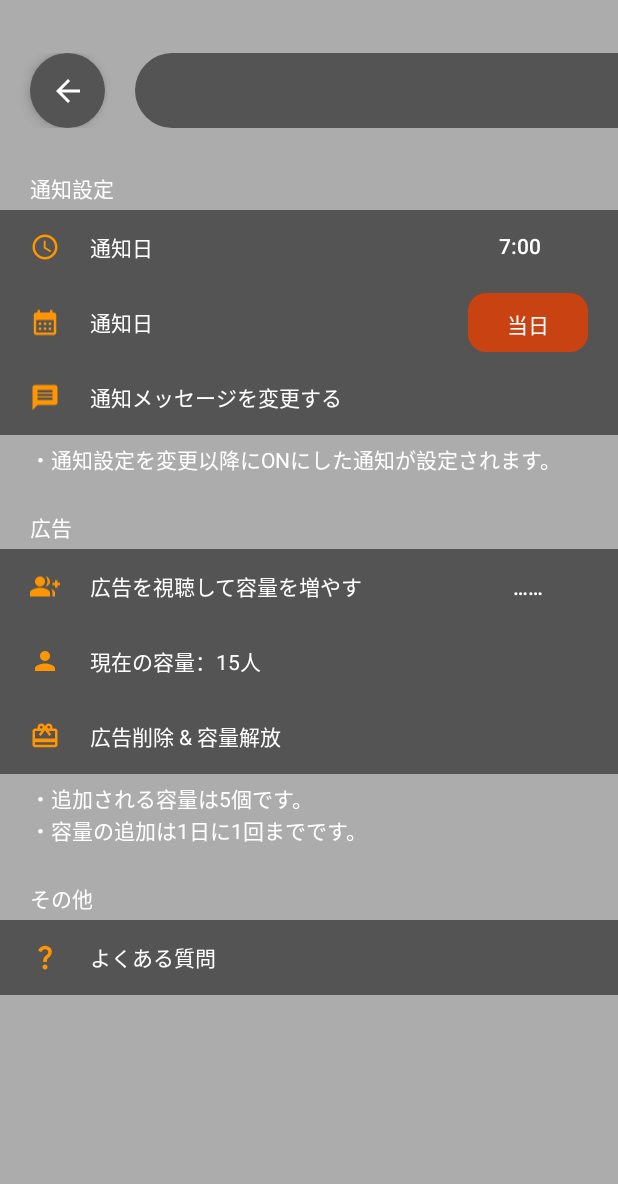
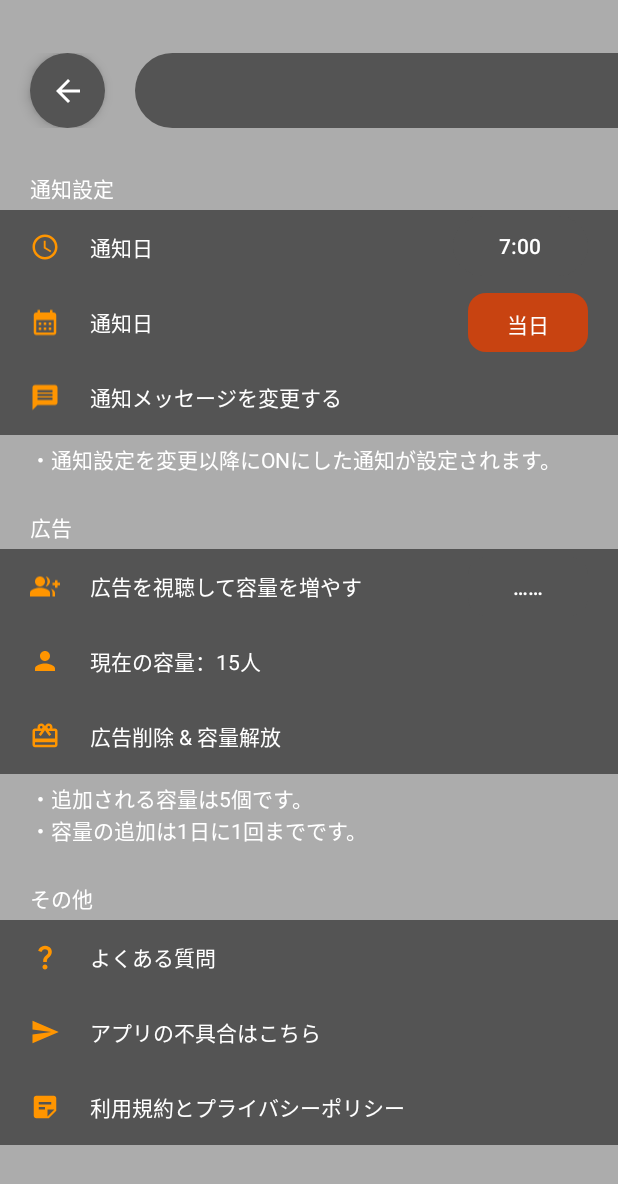
Before and after one commit to amefure/MinnanoTanjyoubi-Android, an Android app built with Jetpack Compose: the screen it shows after launch (MainActivity), after a tap on an icon or button, on a phone screen of 412 x 824 dp. Shown: the top 1184 px of the screen. Run offline under Robolectric (Android 15) with nearby library versions, the phone set to English and light mode, and no system bars; our stand-ins replace AdMob, Dagger/Hilt's generated code, Room's generated code, RxJava; pictures from the network do not load; 4 statements that could not run were skipped.

Commit message:
設定画面にリンクを追加

```diff
--- a/app/src/main/java/com/amefure/minnanotanjyoubi/View/Fragment/Setting/FaqFragment.kt
+++ b/app/src/main/java/com/amefure/minnanotanjyoubi/View/Fragment/Setting/FaqFragment.kt
@@ -34,7 +34,7 @@ class FaqFragment : Fragment() {
         FaqItem("通知が届かないのですがなぜですか？", "通知が届かない場合は、このアプリに対して通知が許可されていない可能性があります。\n端末の設定アプリから「アプリ」＞「みんなの誕生日」＞「通知」がONになっていることを確認してください。"),
         FaqItem("通知時間やメッセージを変更したのに反映されません。", "通知設定の変更内容は設定を変更後に通知登録した通知に反映されます。\n既にONになっている場合はお手数ですがON→OFF→ONと操作してください。"),
         FaqItem("登録できる人数は何人ですか？", "登録できる人数は制限されています。\nですが広告を視聴していただくことで追加することも可能です。"),
-        FaqItem("○○な機能を追加してほしい", "アプリのレビューもしくは「利用規約」のWebサイトのお問い合わせフォームからフィードバックをいただけるとできる限り対処いたします。\nしかしご要望に添えない可能性があることをご了承ください。"),
+        FaqItem("○○な機能を追加してほしい", "設定画面の「不具合はこちら」をクリックしWebサイトのお問い合わせフォームからフィードバックをいただけるとできる限り対処いたします。\nしかしご要望に添えない可能性があることをご了承ください。"),
     )
 
     override fun onCreateView(
--- a/app/src/main/java/com/amefure/minnanotanjyoubi/View/Fragment/Setting/SettingFragment.kt
+++ b/app/src/main/java/com/amefure/minnanotanjyoubi/View/Fragment/Setting/SettingFragment.kt
@@ -3,6 +3,8 @@ package com.amefure.minnanotanjyoubi.View.Fragment.Setting
 import android.app.AlertDialog
 import android.app.TimePickerDialog
 import android.content.Context
+import android.content.Intent
+import android.net.Uri
 import android.os.Bundle
 import android.util.Log
 import android.view.Gravity
@@ -29,6 +31,7 @@ import com.google.android.gms.ads.rewarded.RewardedAd
 import com.google.android.gms.ads.rewarded.RewardedAdLoadCallback
 import kotlinx.coroutines.launch
 import java.util.Calendar
+import androidx.core.net.toUri
 
 class SettingFragment : Fragment() {
     private lateinit var dataStoreManager: DataStoreManager
@@ -179,6 +182,18 @@ class SettingFragment : Fragment() {
                 addToBackStack(null)
                 commit()
             }
+        }
+
+        binding.appIssueLayout.setOnClickListener {
+            val uri = "https://appdev-room.com/contact".toUri()
+            val intent = Intent(Intent.ACTION_VIEW,uri)
+            startActivity(intent)
+        }
+
+        binding.privacyPolicyLayout.setOnClickListener {
+            val uri = "https://appdev-room.com/app-terms-of-service".toUri()
+            val intent = Intent(Intent.ACTION_VIEW,uri)
+            startActivity(intent)
         }
     }
 
--- /dev/null
+++ b/app/src/main/res/drawable/ic_send.xml
@@ -0,0 +1,5 @@
+<vector xmlns:android="http://schemas.android.com/apk/res/android" android:autoMirrored="true" android:height="24dp" android:tint="#FF9500" android:viewportHeight="24" android:viewportWidth="24" android:width="24dp">
+
+    <path android:fillColor="@android:color/white" android:pathData="M2.01,21L23,12 2.01,3 2,10l15,2 -15,2z"/>
+
+</vector>
--- /dev/null
+++ b/app/src/main/res/drawable/ic_sticky_note.xml
@@ -0,0 +1,5 @@
+<vector xmlns:android="http://schemas.android.com/apk/res/android" android:autoMirrored="true" android:height="24dp" android:tint="#FF9500" android:viewportHeight="24" android:viewportWidth="24" android:width="24dp">
+
+    <path android:fillColor="@android:color/white" android:pathData="M19,3H4.99C3.89,3 3,3.9 3,5l0.01,14c0,1.1 0.89,2 1.99,2h10l6,-6V5C21,3.9 20.1,3 19,3zM7,8h10v2H7V8zM12,14H7v-2h5V14zM14,19.5V14h5.5L14,19.5z"/>
+
+</vector>
--- a/app/src/main/res/layout/fragment_setting.xml
+++ b/app/src/main/res/layout/fragment_setting.xml
@@ -383,6 +383,63 @@
 
             </LinearLayout>
 
+            <LinearLayout
+                android:id="@+id/app_issue_layout"
+                android:layout_width="match_parent"
+                android:layout_height="50dp"
+                android:background="@color/thema_gray_dark"
+                android:orientation="horizontal">
+
+                <ImageView
+                    android:layout_width="20dp"
+                    android:layout_height="20dp"
+                    android:layout_gravity="center"
+                    android:layout_marginStart="20dp"
+                    android:src="@drawable/ic_send"
+                    android:contentDescription="@string/other_setting_app_issue_label"/>
+
+                <TextView
+                    android:layout_width="200dp"
+                    android:layout_height="wrap_content"
+                    android:layout_gravity="center"
+                    android:layout_marginStart="20dp"
+                    android:text="@string/other_setting_app_issue_label"
+                    android:textColor="@color/white" />
+
+                <Space
+                    android:layout_width="0dp"
+                    android:layout_height="wrap_content"
+                    android:layout_weight="1" />
+
+            </LinearLayout>
+
+            <LinearLayout
+                android:id="@+id/privacy_policy_layout"
+                android:layout_width="match_parent"
+                android:layout_height="50dp"
+                android:background="@color/thema_gray_dark"
+                android:orientation="horizontal">
+
+                <ImageView
+                    android:layout_width="20dp"
+                    android:layout_height="20dp"
+                    android:layout_gravity="center"
+                    android:layout_marginStart="20dp"
+                    android:src="@drawable/ic_sticky_note"
+                    android:contentDescription="@string/other_setting_privacy_policy_label"/>
+
+                <TextView
+                    android:layout_width="0dp"
+                    android:layout_height="wrap_content"
+                    android:layout_gravity="center"
+                    android:layout_weight="1"
+                    android:layout_marginStart="20dp"
+                    android:text="@string/other_setting_privacy_policy_label"
+                    android:textColor="@color/white" />
+
+
+            </LinearLayout>
+
 
         </LinearLayout>
 
--- a/app/src/main/res/values/strings.xml
+++ b/app/src/main/res/values/strings.xml
@@ -18,6 +18,8 @@
     <string name="ads_setting_desc_label2">・容量の追加は1日に1回までです。</string>
     <string name="other_setting_title">その他</string>
     <string name="other_setting_faq_label">よくある質問</string>
+    <string name="other_setting_app_issue_label">アプリの不具合はこちら</string>
+    <string name="other_setting_privacy_policy_label">利用規約とプライバシーポリシー</string>
 
 
     <!-- アプリ内課金画面 -->
```
